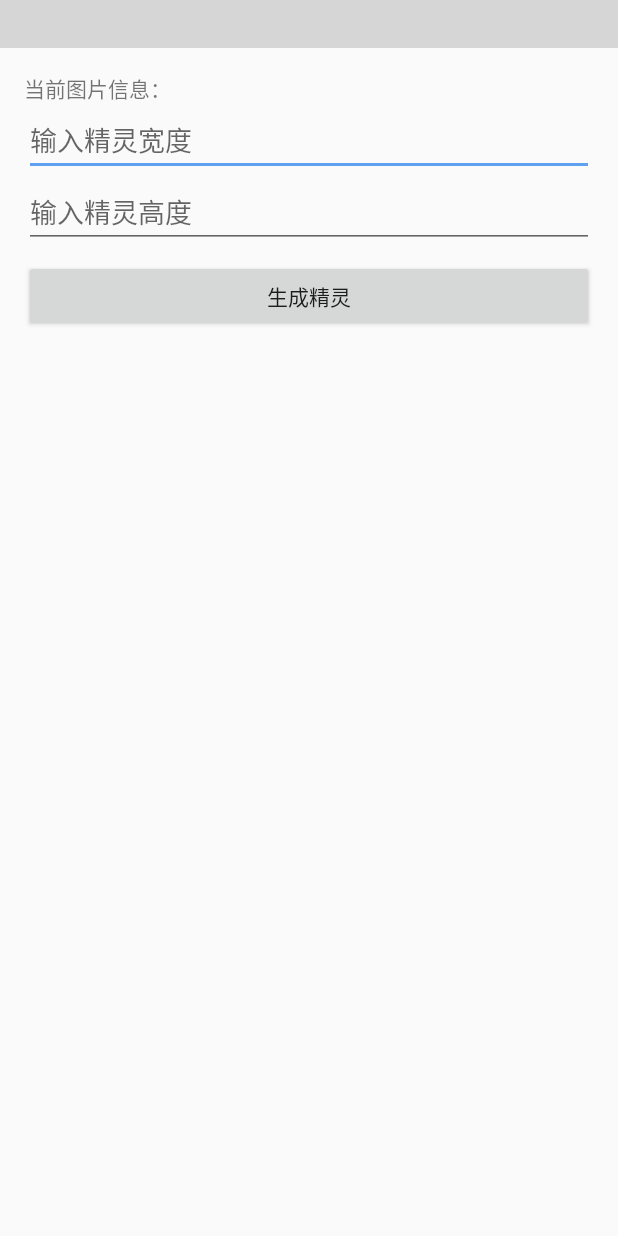
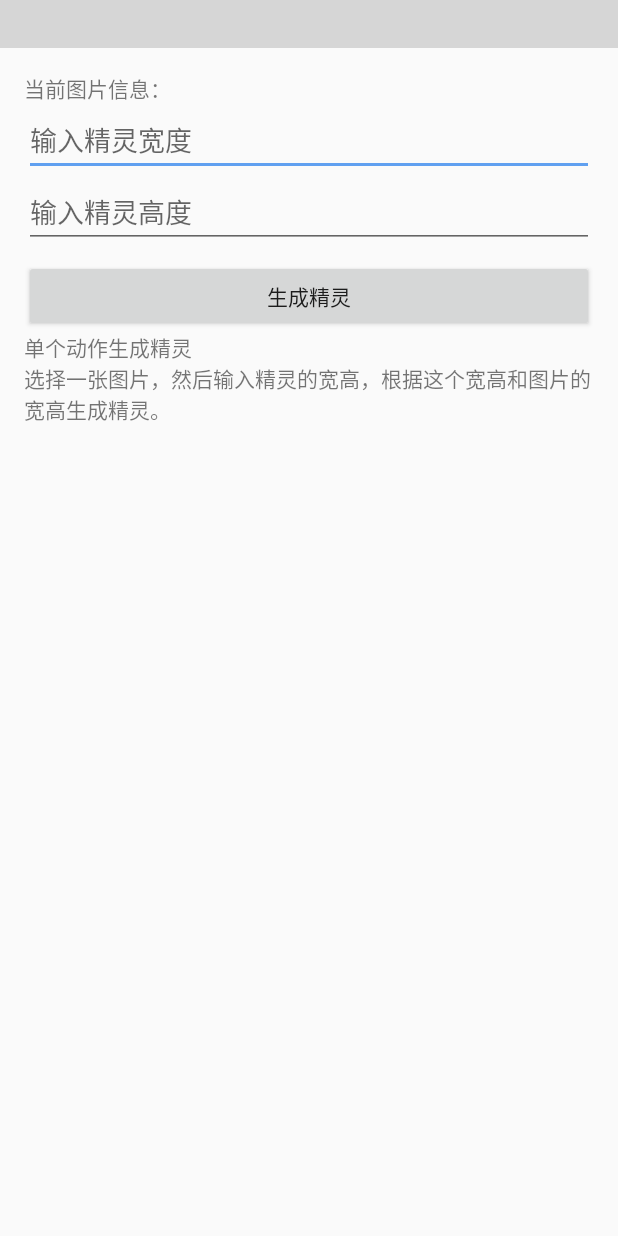
Before and after one commit to fengdeyingzi/SpriteEditor, an Android app: the SingleToSpriteActivity screen opened directly, with no data from a screen before it, on a phone screen of 412 x 824 dp. Run offline under Robolectric (Android 15) with nearby library versions, the phone set to English and light mode, and no system bars; plain views replace FileSelectView; 2 statements that could not run were skipped; grey boxes are pictures that could not be loaded.

Commit message:
初步实现单张图片生成精灵和多张图片生成精灵

```diff
--- a/app/src/main/AndroidManifest.xml
+++ b/app/src/main/AndroidManifest.xml
@@ -29,6 +29,8 @@
         <activity android:name=".SliceEditActivity" />
         <activity android:name=".MenuActivity" />
         <activity android:name=".SingleToSpriteActivity" />
+        <activity android:name=".DirToSpriteActivity" />
+        <activity android:name=".MultipleImgToSpriteActivity" />
     </application>
 
 </manifest>
--- a/app/src/main/java/com/xl/spriteeditor/LoadActivity.java
+++ b/app/src/main/java/com/xl/spriteeditor/LoadActivity.java
@@ -40,6 +40,7 @@ public class LoadActivity extends Activity {
     void start() {
         Intent intent = new Intent(this, MenuActivity.class);
         startActivity(intent);
+        finish();
     }
 
     @Override
--- a/app/src/main/java/com/xl/spriteeditor/MenuActivity.java
+++ b/app/src/main/java/com/xl/spriteeditor/MenuActivity.java
@@ -85,8 +85,10 @@ public class MenuActivity extends BaseActivity implements View.OnClickListener {
                 gotoActivity(SingleToSpriteActivity.class);
                 break;
             case R.id.btn_multiple_img:
+                gotoActivity(MultipleImgToSpriteActivity.class);
                 break;
             case R.id.btn_dir_img:
+                gotoActivity(DirToSpriteActivity.class);
                 break;
         }
     }
--- a/app/src/main/java/com/xl/spriteeditor/SingleToSpriteActivity.java
+++ b/app/src/main/java/com/xl/spriteeditor/SingleToSpriteActivity.java
@@ -1,7 +1,18 @@
 package com.xl.spriteeditor;
 
 import android.app.Activity;
+import android.graphics.Bitmap;
+import android.graphics.BitmapFactory;
 import android.os.Bundle;
+import android.view.View;
+import android.widget.Button;
+import android.widget.EditText;
+import android.widget.TextView;
+
+import com.xl.game.math.Str;
+import com.xl.game.tool.FileUtils;
+import com.xl.spriteeditor.tool.SpriteFileBuilder;
+import com.xl.view.FileSelectView;
 
 import androidx.annotation.Nullable;
 
@@ -13,11 +24,87 @@ import androidx.annotation.Nullable;
  * desc:
  * version:1.0
  **/
-public class SingleToSpriteActivity extends Activity {
+public class SingleToSpriteActivity extends BaseActivity implements View.OnClickListener {
+
+    private FileSelectView fileselectview;
+    /**
+     * 当前图片信息：
+     */
+    private TextView text_info;
+    /**
+     * 输入精灵宽度
+     */
+    private EditText edit_width;
+    /**
+     * 输入精灵高度
+     */
+    private EditText edit_height;
+    /**
+     * 生成精灵
+     */
+    private Button btn_tosprite;
+    /**
+     * 单个动作生成精灵\n选择一张图片，然后输入精灵的宽高，根据这个宽高和图片的宽高生成精灵。
+     */
+    private TextView text_toinfo;
 
     @Override
     protected void onCreate(@Nullable Bundle savedInstanceState) {
         super.onCreate(savedInstanceState);
         setContentView(R.layout.activity_single_tosprite);
+        initView();
     }
+
+    private void initView() {
+        fileselectview = (FileSelectView) findViewById(R.id.fileselectview);
+        text_info = (TextView) findViewById(R.id.text_info);
+        edit_width = (EditText) findViewById(R.id.edit_width);
+        edit_height = (EditText) findViewById(R.id.edit_height);
+        btn_tosprite = (Button) findViewById(R.id.btn_tosprite);
+        btn_tosprite.setOnClickListener(this);
+        text_toinfo = (TextView) findViewById(R.id.text_toinfo);
+        fileselectview.setOnSelectListener(new FileSelectView.OnSelectListener() {
+            @Override
+            public void onSelectFile(String path) {
+                if(FileUtils.getFileEndName(path).equals(".png")){
+                    Bitmap bitmap = BitmapFactory.decodeFile(path);
+                    if(bitmap!=null){
+                        int width = bitmap.getWidth();
+                        int height = bitmap.getHeight();
+                        text_info.setText(String.format("图片宽度：%d 图片高度：%d",width,height));
+
+                    }
+                }
+                else{
+                    toast("不是png图片");
+                }
+            }
+        });
+    }
+
+    @Override
+    public void onClick(View v) {
+        switch (v.getId()) {
+            default:
+                break;
+            case R.id.btn_tosprite: //生成精灵
+                SpriteFileBuilder builder = new SpriteFileBuilder();
+                int sprite_width = Str.atoi(edit_width.getText().toString());
+                int sprite_height = Str.atoi(edit_height.getText().toString());
+                if(sprite_width>0 && sprite_height>0 ){
+                    builder.imgToSprite(fileselectview.getPath(), sprite_width,sprite_height);
+                    String info = builder.toString();
+                    text_toinfo.setText(info);
+                }
+                else {
+                    toast("请输入正确的精灵宽高");
+                }
+
+                break;
+        }
+    }
+
+
+
+
 }
--- a/app/src/main/res/layout/activity_single_tosprite.xml
+++ b/app/src/main/res/layout/activity_single_tosprite.xml
@@ -3,6 +3,7 @@
     android:orientation="vertical" android:layout_width="match_parent"
     android:layout_height="match_parent">
     <com.xl.view.FileSelectView
+        android:id="@+id/fileselectview"
         android:layout_width="match_parent"
         android:layout_height="wrap_content"
         />
@@ -14,15 +15,18 @@
         android:layout_width="match_parent"
         android:layout_height="wrap_content">
         <TextView
+            android:id="@+id/text_info"
             android:text="当前图片信息："
             android:layout_width="wrap_content"
             android:layout_height="wrap_content"/>
         <EditText
+            android:id="@+id/edit_width"
             android:hint="输入精灵宽度"
             android:inputType="number"
             android:layout_width="match_parent"
             android:layout_height="wrap_content"/>
         <EditText
+            android:id="@+id/edit_height"
             android:hint="输入精灵高度"
             android:inputType="number"
             android:layout_width="match_parent"
@@ -31,9 +35,22 @@
             android:layout_width="8dp"
             android:layout_height="8dp"/>
         <Button
+            android:id="@+id/btn_tosprite"
             android:text="生成精灵"
             android:layout_width="match_parent"
             android:layout_height="wrap_content"/>
+        <ScrollView
+            android:layout_width="match_parent"
+            android:layout_height="match_parent">
+
+            <TextView
+                android:id="@+id/text_toinfo"
+                android:textIsSelectable="true"
+                android:text="单个动作生成精灵\n选择一张图片，然后输入精灵的宽高，根据这个宽高和图片的宽高生成精灵。"
+                android:layout_width="match_parent"
+                android:layout_height="wrap_content"/>
+        </ScrollView>
+
 
     </LinearLayout>
 
--- a/app/src/main/res/layout/activity_sprite_menu.xml
+++ b/app/src/main/res/layout/activity_sprite_menu.xml
@@ -35,6 +35,10 @@
             android:text="文件夹生成精灵"
             android:layout_width="match_parent"
             android:layout_height="wrap_content"/>
+        <TextView
+            android:text="目前只实现了单张图片生成精灵，多张图片生成精灵正在开发中"
+            android:layout_width="match_parent"
+            android:layout_height="wrap_content"/>
     </LinearLayout>
 
 </LinearLayout>
--- a/filelistview/build.gradle
+++ b/filelistview/build.gradle
@@ -6,7 +6,7 @@ android {
 
 
     defaultConfig {
-        minSdkVersion 14
+        minSdkVersion 15
         targetSdkVersion 29
         versionCode 1
         versionName "1.0"
@@ -27,7 +27,7 @@ android {
 dependencies {
     implementation fileTree(dir: 'libs', include: ['*.jar'])
 
-    implementation project(":xlgame")
+    api project(":xlgame")
 //    implementation 'androidx.appcompat:appcompat:1.1.0'
 //    testImplementation 'junit:junit:4.12'
 //    androidTestImplementation 'androidx.test:runner:1.2.0'
--- a/settings.gradle
+++ b/settings.gradle
@@ -1 +1 @@
-include ':app',':permission',':xlgame', ':filelistview'
+include ':app',':permission',':xlgame',':filelistview'
```
Also changed, not shown: app/src/main/java/com/xl/spriteeditor/BaseActivity.java (+8 -0 lines), app/src/main/java/com/xl/spriteeditor/DirToSpriteActivity.java (added, +15 -0 lines), app/src/main/java/com/xl/spriteeditor/MultipleImgToSpriteActivity.java (added, +67 -0 lines), app/src/main/java/com/xl/spriteeditor/tool/SpriteFileBuilder.java (added, +147 -0 lines), app/src/main/res/layout/activity_dir_tosprite.xml (+18 -2 lines), app/src/main/res/layout/activity_multiple_img_tosprite.xml (+18 -5 lines), xlgame/src/main/java/com/xl/game/tool/FileUtils.java (+17 -1 lines).
